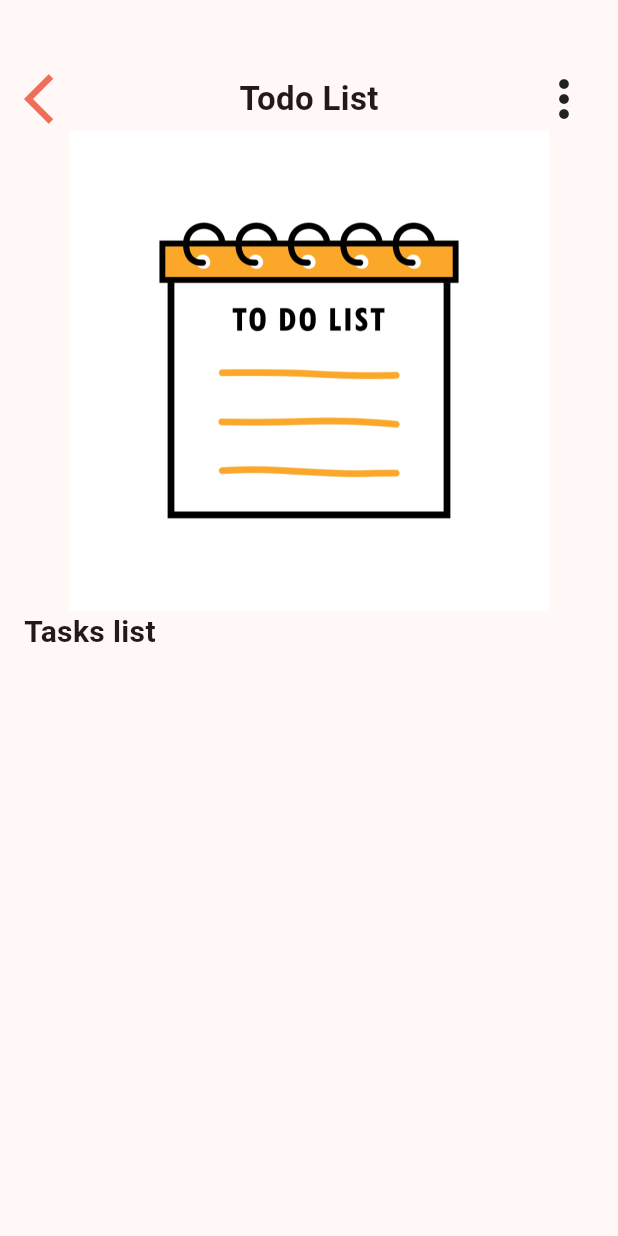
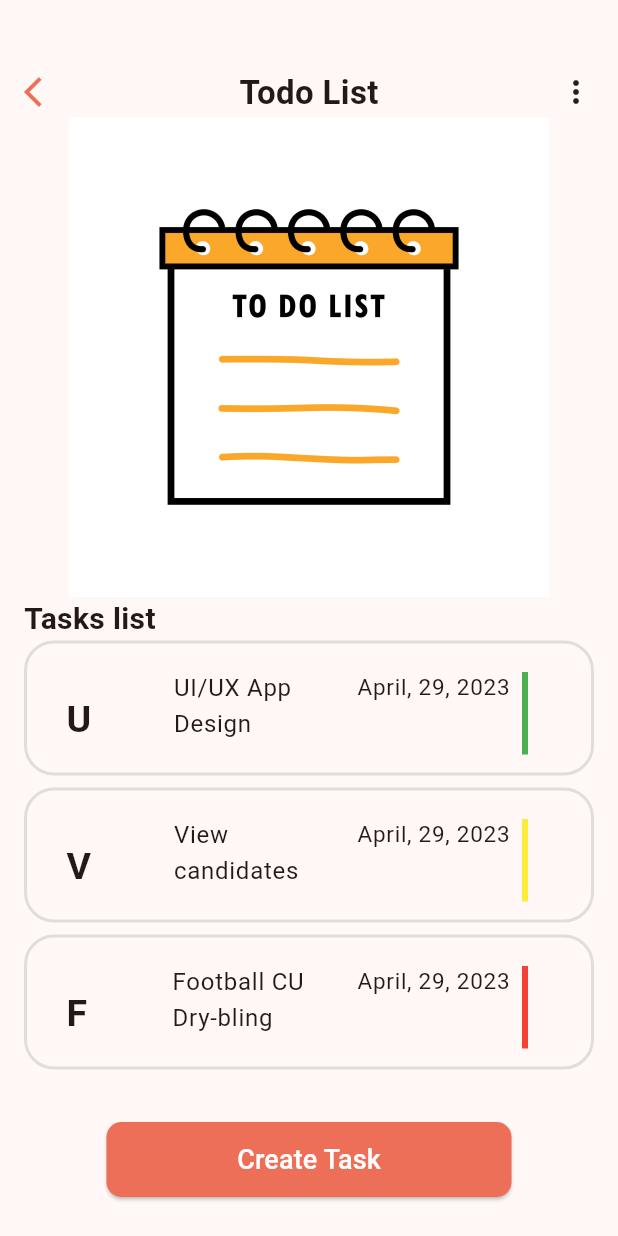
Before and after one commit to Bikila123/2023-project-phase-mobile-tasks, a Flutter app: the TodoList screen opened directly, on a phone screen of 412 x 824 dp. Run offline on Flutter 3.47's test engine with Material 3 defaults, Android fonts, the light colour scheme and no system bars.

Commit message:
task details and todo list added

```diff
--- a/on-boarding/add_task/lib/todo_list.dart
+++ b/on-boarding/add_task/lib/todo_list.dart
@@ -1,19 +1,10 @@
-import 'dart:ui';
-
-import 'package:flutter/cupertino.dart';
 import 'package:flutter/material.dart';
 
-import 'Task.dart';
+import 'task_model.dart';
 
-class TodoList extends StatelessWidget{
-   TodoList({Key? key}) : super(key: key);
-  List<Task> tasks = [
-    Task(
-      iconText: 'U',
-      taskDescription: 'UI/UX App Design',
-      dateText: 'April, 29, 2023',
-      taskColor: Colors.red,
-    ),
+class TodoList extends StatelessWidget {
+  TodoList({super.key});
+  final List<Task> tasks = [
     Task(
       iconText: 'U',
       taskDescription: 'UI/UX App Design',
@@ -34,38 +25,15 @@ class TodoList extends StatelessWidget{
     ),
   ];
   @override
-  Widget build(BuildContext context){
+  Widget build(BuildContext context) {
     return Scaffold(
       body: Container(
         padding: const EdgeInsets.all(16.0),
-        child:Column(
+        child: Column(
           crossAxisAlignment: CrossAxisAlignment.start,
           children: [
             const SizedBox(height: 30),
-            Container(
-              margin: const EdgeInsets.only(bottom: 1),
-              child: const Row(
-                mainAxisAlignment: MainAxisAlignment.spaceBetween,
-                children: <Widget>[
-                  Icon(
-                    Icons.arrow_back_ios,
-                    size: 40,
-                    color: Color(0xFFEE6F57),
-                  ),
-                  Text(
-                    'Todo List',
-                    style: TextStyle(
-                      fontWeight: FontWeight.bold,
-                      fontSize: 22
-                    ),
-                  ),
-                  Icon(
-                    Icons.more_vert,
-                    size: 40,
-                  )
-                ],
-              ),
-            ),
+            appBar(),
             Image.asset(
               'images/thingstodo.jpg',
               width: 480,
@@ -74,14 +42,156 @@ class TodoList extends StatelessWidget{
             ),
             const Text(
               'Tasks list',
-              style: TextStyle(
-                fontWeight: FontWeight.bold,
-                fontSize: 20
+              style: TextStyle(fontWeight: FontWeight.bold, fontSize: 20),
+            ),
+            Expanded(
+              child: ListView.builder(
+                itemCount: tasks.length,
+                itemBuilder: (context, index) {
+                  final task = tasks[index];
+                  return TodoCard(task: task);
+                },
               ),
             ),
+            const SizedBox(height: 10),
+            createTask(),
+            const SizedBox(height: 10),
           ],
         ),
       ),
     );
   }
+
+  Container appBar() {
+    return Container(
+            margin: const EdgeInsets.only(bottom: 1),
+            child: const Row(
+              mainAxisAlignment: MainAxisAlignment.spaceBetween,
+              children: <Widget>[
+                Icon(
+                  Icons.arrow_back_ios,
+                  size: 24,
+                  color: Color(0xFFEE6F57),
+                ),
+                Text(
+                  'Todo List',
+                  style: TextStyle(fontWeight: FontWeight.bold, fontSize: 22),
+                ),
+                Icon(
+                  Icons.more_vert,
+                  size: 24,
+                )
+              ],
+            ),
+          );
+  }
+
+  Row createTask() {
+    return Row(
+      mainAxisAlignment: MainAxisAlignment.center,
+      children: [
+        ElevatedButton(
+          onPressed: () {},
+          style: ElevatedButton.styleFrom(
+              backgroundColor: const Color(0xFFEE6F57),
+              shape: RoundedRectangleBorder(
+                  borderRadius: BorderRadius.circular(10)),
+              minimumSize: const Size(270, 40)),
+          child: const Padding(
+              padding: EdgeInsets.all(12.0),
+              child: Text(
+                'Create Task',
+                style: TextStyle(color: Colors.white, fontSize: 18),
+              )),
+        ),
+      ],
+    );
+  }
 }
+
+class TodoCard extends StatelessWidget {
+  const TodoCard({
+    super.key,
+    required this.task,
+  });
+
+  final Task task;
+
+  @override
+  Widget build(BuildContext context) {
+    return Container(
+      margin: const EdgeInsets.only(bottom: 8),
+      padding: const EdgeInsets.all(10),
+      height: 90,
+      decoration: BoxDecoration(
+        border: Border.all(
+          color: Colors.grey.withOpacity(0.3), // Border color
+          width: 2, // Border width
+        ),
+        borderRadius: BorderRadius.circular(20),
+      ),
+      child: ListTile(
+        title: Row(
+          mainAxisAlignment: MainAxisAlignment.spaceBetween,
+          children: [
+            iconText(),
+            const SizedBox(width: 10),
+            taskDescription(),
+            dateText()
+          ],
+        ),
+      ),
+    );
+  }
+
+  Row dateText() {
+    return Row(
+      crossAxisAlignment: CrossAxisAlignment.start,
+      mainAxisAlignment: MainAxisAlignment.spaceBetween,
+      children: [
+        Text(
+          task.dateText,
+          style: const TextStyle(
+            fontSize: 15,
+          ),
+        ),
+        taskColor(),
+      ],
+    );
+  }
+
+  VerticalDivider taskColor() {
+    return VerticalDivider(
+      color: task.taskColor,
+      thickness: 4,
+      indent: 1,
+      endIndent: 10,
+      width: 20,
+    );
+  }
+
+  SizedBox taskDescription() {
+    return SizedBox(
+      width: 100,
+      child: Column(
+        mainAxisAlignment: MainAxisAlignment.start,
+        children: [
+          //  const SizedBox(height: 20,),
+          Text(
+            task.taskDescription,
+            style: const TextStyle(
+              fontSize: 16,
+            ),
+          ),
+        ],
+      ),
+    );
+  }
+
+  Text iconText() {
+    return Text(
+      task.iconText,
+      style: const TextStyle(fontWeight: FontWeight.bold, fontSize: 25),
+    );
+  }
+}
--- a/on-boarding/add_task/pubspec.yaml
+++ b/on-boarding/add_task/pubspec.yaml
@@ -62,7 +62,8 @@ flutter:
   assets:
      - images/drawing.jpeg
      - images/thingstodo.jpg
-  #   - images/a_dot_ham.jpeg
+     - images/taskdetails.jpg
+  #   - images/taskdetails.jpeg
 
   # An image asset can refer to one or more resolution-specific "variants", see
   # https://flutter.dev/assets-and-images/#resolution-aware
```
Also changed, not shown: on-boarding/add_task/lib/main.dart (+4 -7 lines), on-boarding/add_task/lib/task_detail.dart (+130 -0 lines), on-boarding/add_task/images/taskdetails.jpg (added), on-boarding/add_task/lib/task_model.dart (renamed from on-boarding/add_task/lib/Task.dart).
